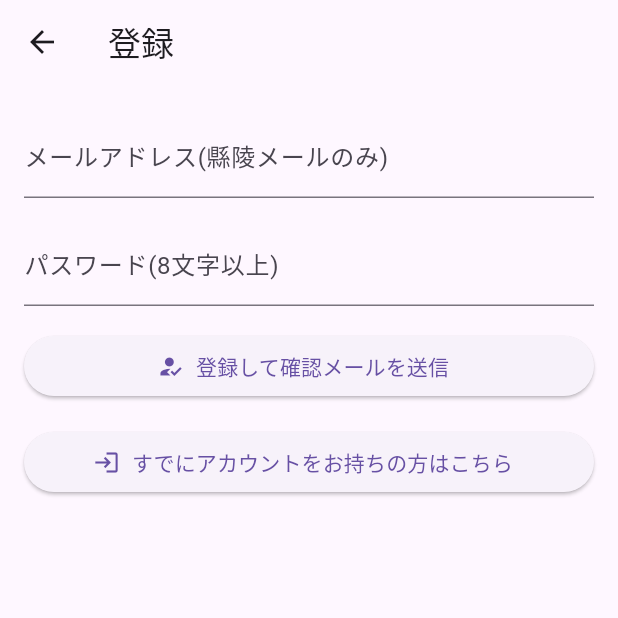
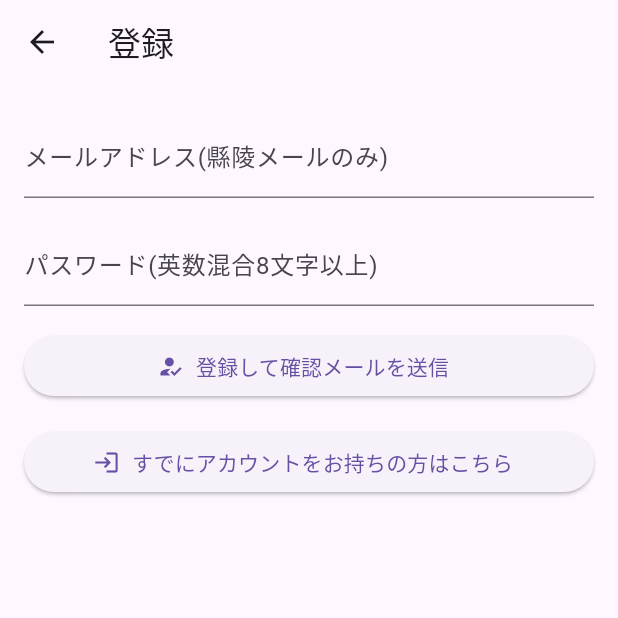
Before and after one commit to yuki-4201/Door_App_Public, a Flutter app: the RegisterPage screen opened directly, on a phone screen of 412 x 824 dp, the top half of it. Run offline on Flutter 3.47's test engine with Material 3 defaults, Android fonts, the light colour scheme and no system bars; our stand-ins replace flutter_dotenv, flutter_secure_storage, supabase_flutter; accounts and stored records are empty.

Commit message:
Update register_page.dart

```diff
--- a/lib/pages/register_page.dart
+++ b/lib/pages/register_page.dart
@@ -77,7 +77,7 @@ class _RegisterPageState extends State<RegisterPage> {
               controller: _passwordController,
               obscureText: true,
               decoration: const InputDecoration(
-                label: Text('パスワード(8文字以上)'),
+                label: Text('パスワード(英数混合8文字以上)'),
               ),
               validator: (val) {
                 if (val == null || val.isEmpty) {
```
